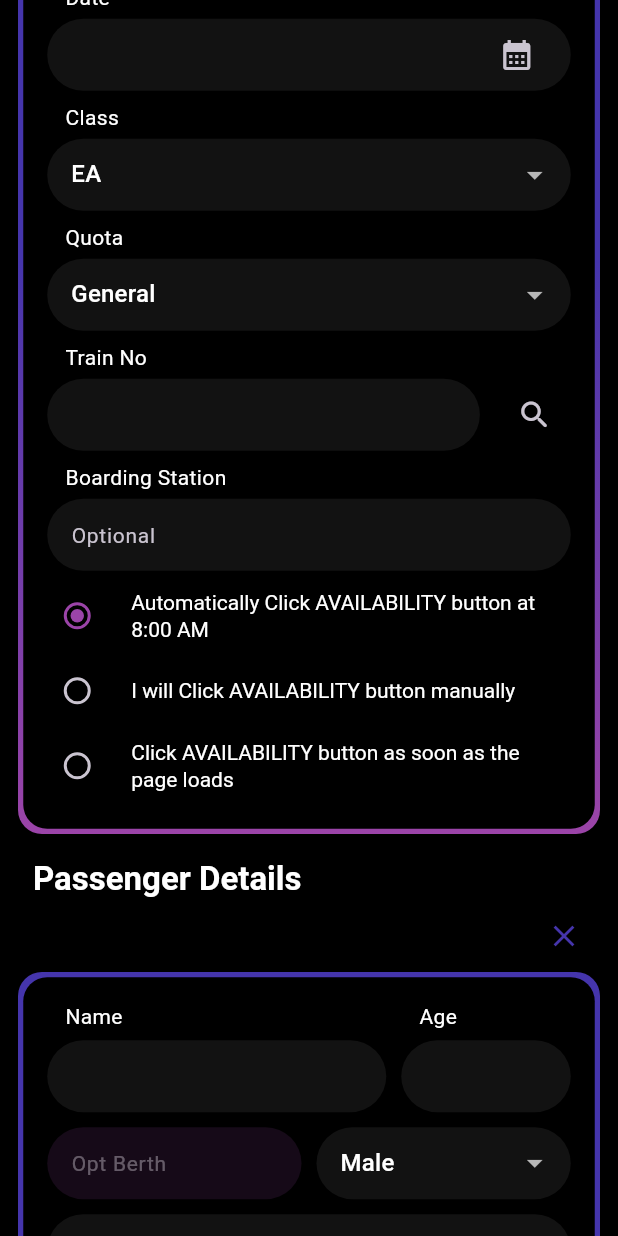
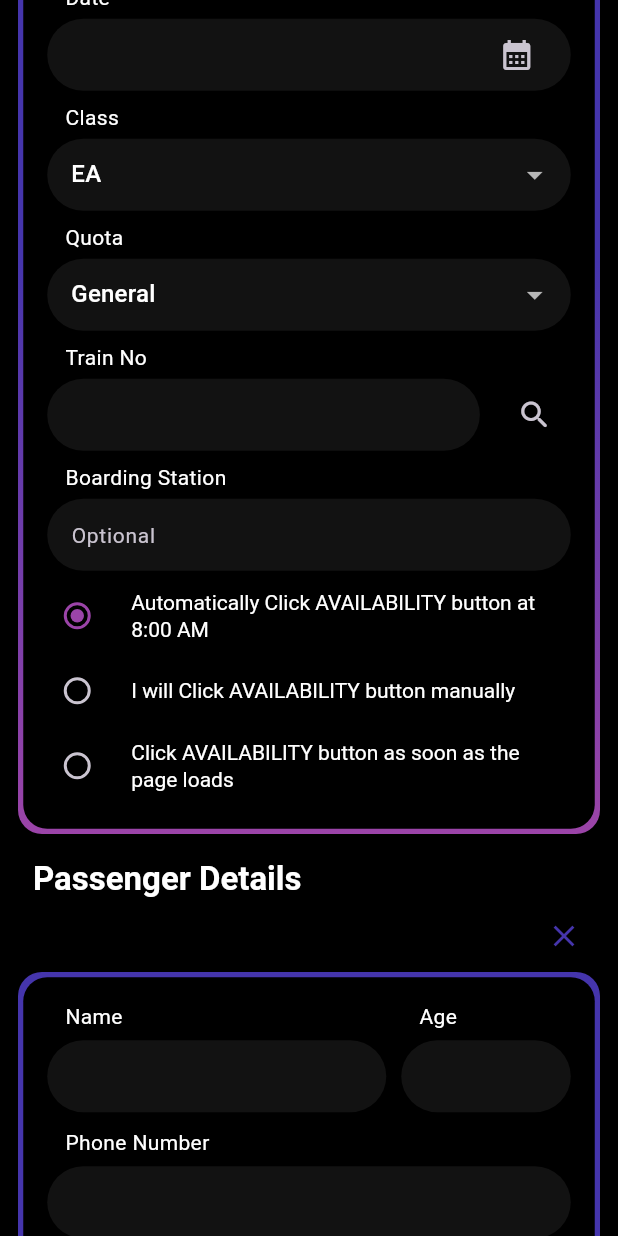
Before and after one commit to noobarafat/Rail_Ticketing, a Flutter app: the WebsiteFormPage screen opened directly with empty values, scrolled down 576 dp, on a phone screen of 412 x 824 dp. Run offline on Flutter 3.47's test engine with Material 3 defaults, Android fonts, the phone set to English and light mode, and no system bars; our stand-ins replace cloud_firestore, firebase_core, get; accounts and stored records are empty.

Commit message:
phone number added

```diff
--- a/lib/models/passenger_detrails_model.dart
+++ b/lib/models/passenger_detrails_model.dart
@@ -3,6 +3,7 @@ import 'package:flutter/material.dart';
 class PassengerDetailsModel {
   TextEditingController passengerName;
   TextEditingController passengerAge;
+  TextEditingController phoneNumber;
 
   String passengerGender;
   String passengerBerthPref;
@@ -19,6 +20,7 @@ class PassengerDetailsModel {
   PassengerDetailsModel({
     required this.passengerName,
     required this.passengerAge,
+    required this.phoneNumber,
     this.passengerGender = "Male",
     this.passengerBerthPref = "Berth Preference",
     this.passengerMeal = "Select Meal",
@@ -29,6 +31,7 @@ class PassengerDetailsModel {
     return PassengerDetailsModel(
       passengerName: TextEditingController(),
       passengerAge: TextEditingController(),
+      phoneNumber: TextEditingController(),
     );
   }
 }
--- a/lib/viewmodels/passenger_details_viewmodel.dart
+++ b/lib/viewmodels/passenger_details_viewmodel.dart
@@ -54,6 +54,7 @@ class PassengerDetailsViewmodel extends GetxController {
           (passenger) => {
             'name': passenger.passengerName.text.trim(),
             'age': passenger.passengerAge.text.trim(),
+            'phoneNumber': passenger.phoneNumber.text.trim(),
             'optBerth': "",
             'gender': passenger.passengerGender,
             'berthPref': passenger.passengerBerthPref,
--- a/lib/views/widgets/custom_fields/passenger_details.dart
+++ b/lib/views/widgets/custom_fields/passenger_details.dart
@@ -53,6 +53,24 @@ class PassengerDetails extends StatelessWidget {
                           crossAxisAlignment: CrossAxisAlignment.start,
                           children: [
                             _buildNameAgeRow(passenger),
+                            const SizedBox(height: 10),
+                            Padding(
+                              padding: const EdgeInsets.only(
+                                left: 12,
+                                bottom: 6,
+                              ),
+                              child: Text("Phone Number"),
+                            ),
+                            TextFormField(
+                              controller: passenger.phoneNumber,
+                              validator: (value) {
+                                if (value == null || value.trim().isEmpty) {
+                                  return "Phone Number required";
+                                } else {
+                                  null;
+                                }
+                              },
+                            ),
                             const SizedBox(height: 10),
                             _buildBerthAndGender(controller, passenger),
                             const SizedBox(height: 10),
```
Also changed, not shown: lib/views/pages/website_form_page.dart (+4 -4 lines).
